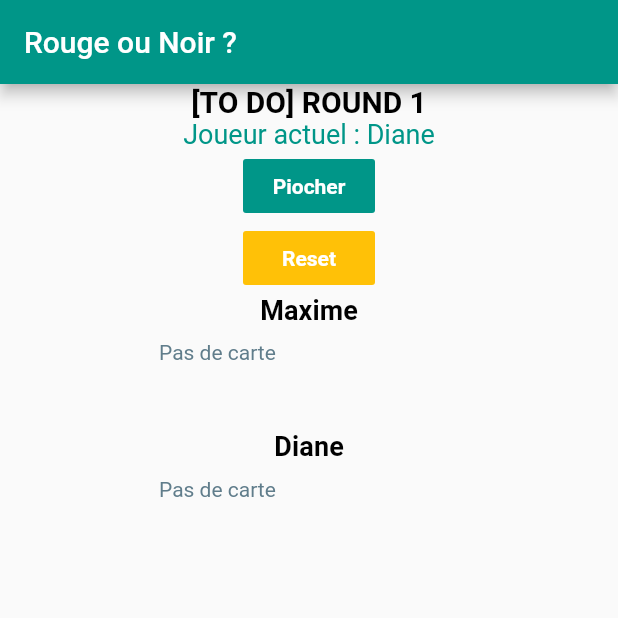
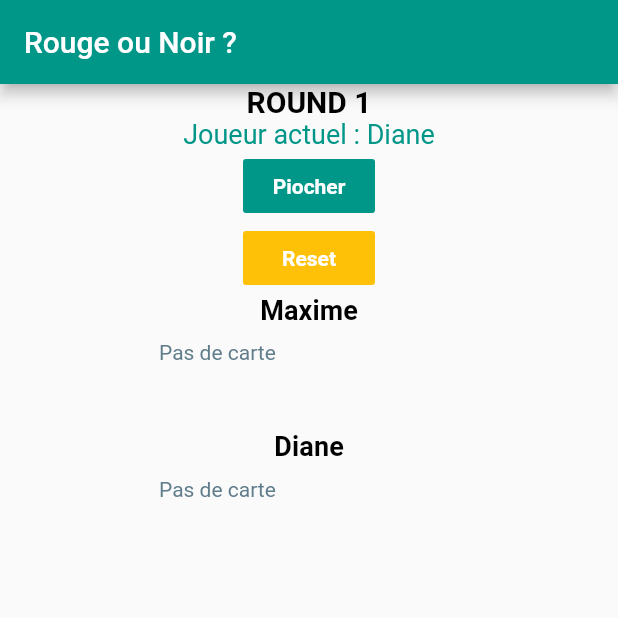
Before and after one commit to dianecdr/rouge_noir, a Flutter app: the screen it shows after launch, after a tap on "Piocher", after a tap on "Reset", on a phone screen of 412 x 824 dp, the top half of it. Run offline on Flutter 3.47's test engine with Material 2 defaults, Android fonts, the phone set to English and light mode, and no system bars; our stand-ins replace material_design_icons_flutter; accounts and stored records are empty.

Commit message:
before go on dev

```diff
--- a/lib/main.dart
+++ b/lib/main.dart
@@ -34,6 +34,7 @@ class MyApp extends StatefulWidget {
 }
 
 class MyAppState extends State<MyApp> {
+  static const NB_ROUNDS = 4;
   int userIndex = 0;
   List<Playcard> deck = [];
   List<Playcard> _userCards = [];
@@ -65,13 +66,15 @@ class MyAppState extends State<MyApp> {
     setState(() {
       if (userIndex == users.length - 1) {
         userIndex = 0;
-        roundIndex ++;
+        if (roundIndex != NB_ROUNDS) {
+          roundIndex++;
+        }
       } else {
         userIndex++;
       }
 
-      if (deck != null && user.cards.length < 4) {
-        print ('inside pickCard actions');
+      if (deck != null && user.cards.length < NB_ROUNDS) {
+        print('inside pickCard actions');
         pickedCard = (deck.toList()..shuffle()).first;
         user.cards.add(pickedCard);
         deck.remove(pickedCard);
@@ -90,6 +93,7 @@ class MyAppState extends State<MyApp> {
       }
       pickedCard = null;
       roundIndex = 1;
+      userIndex = 0;
     });
   }
 
@@ -106,14 +110,22 @@ class MyAppState extends State<MyApp> {
         child: Column(
           children: <Widget>[
             Text(
-              '[TO DO] ROUND '+roundIndex.toString(),
+              'ROUND ' + roundIndex.toString(),
               style: TextStyle(
                 fontSize: 20,
                 fontWeight: FontWeight.bold,
                 color: Colors.black,
               ),
             ),
-            Text(
+            users.last.cards.length == NB_ROUNDS
+                ? Text(
+                    'FIN DE PARTIE',
+                    style: TextStyle(
+                      fontSize: 18,
+                      color: Colors.amber,
+                    ),
+                  )
+                : Text(
                     'Joueur actuel : ' + userPlaying.name,
                     style: TextStyle(
                       fontSize: 18,
```
Lines whose indentation alone changed are shown as unchanged.
